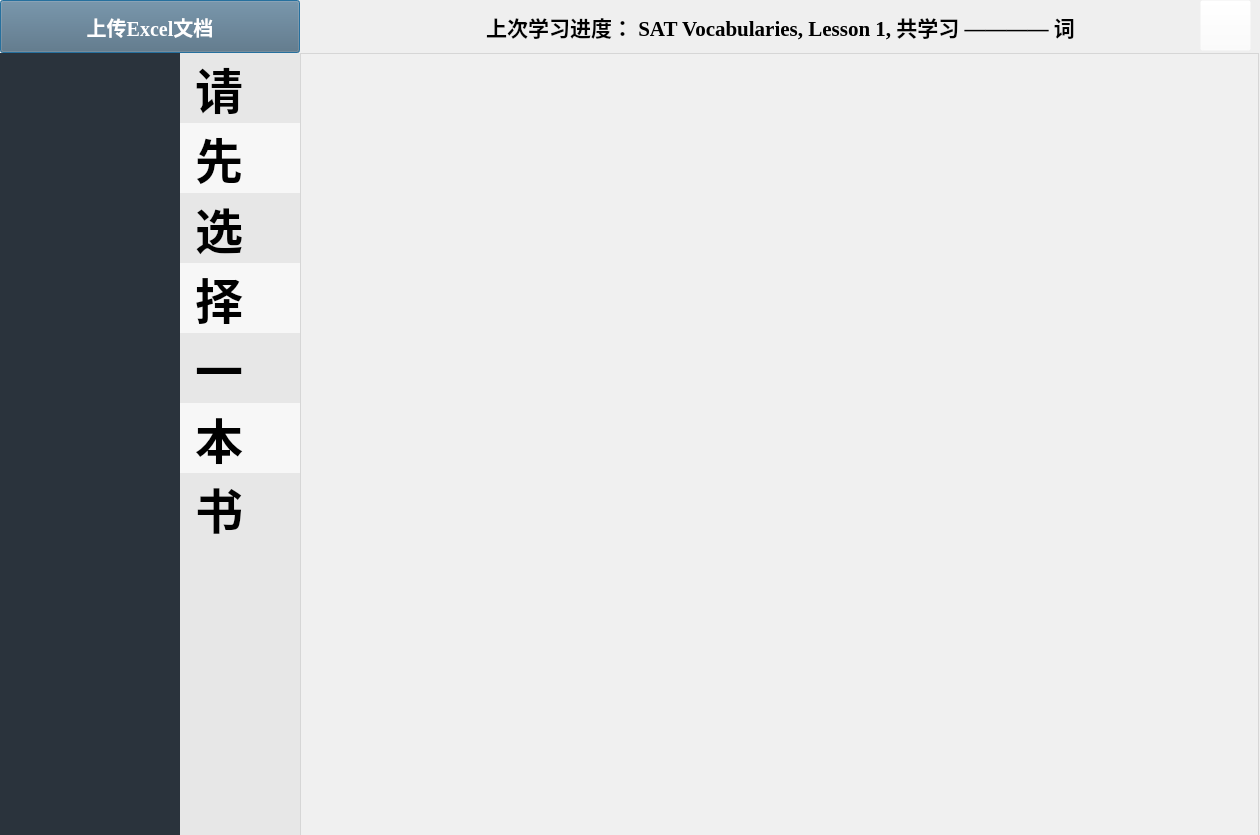
The window that PyQt5_GUI/RemV_Package/pyFile/FirstGui_ChineseVersion.ui (ArmandXiao/RemV) describes before a commit, drawn with Qt 5.
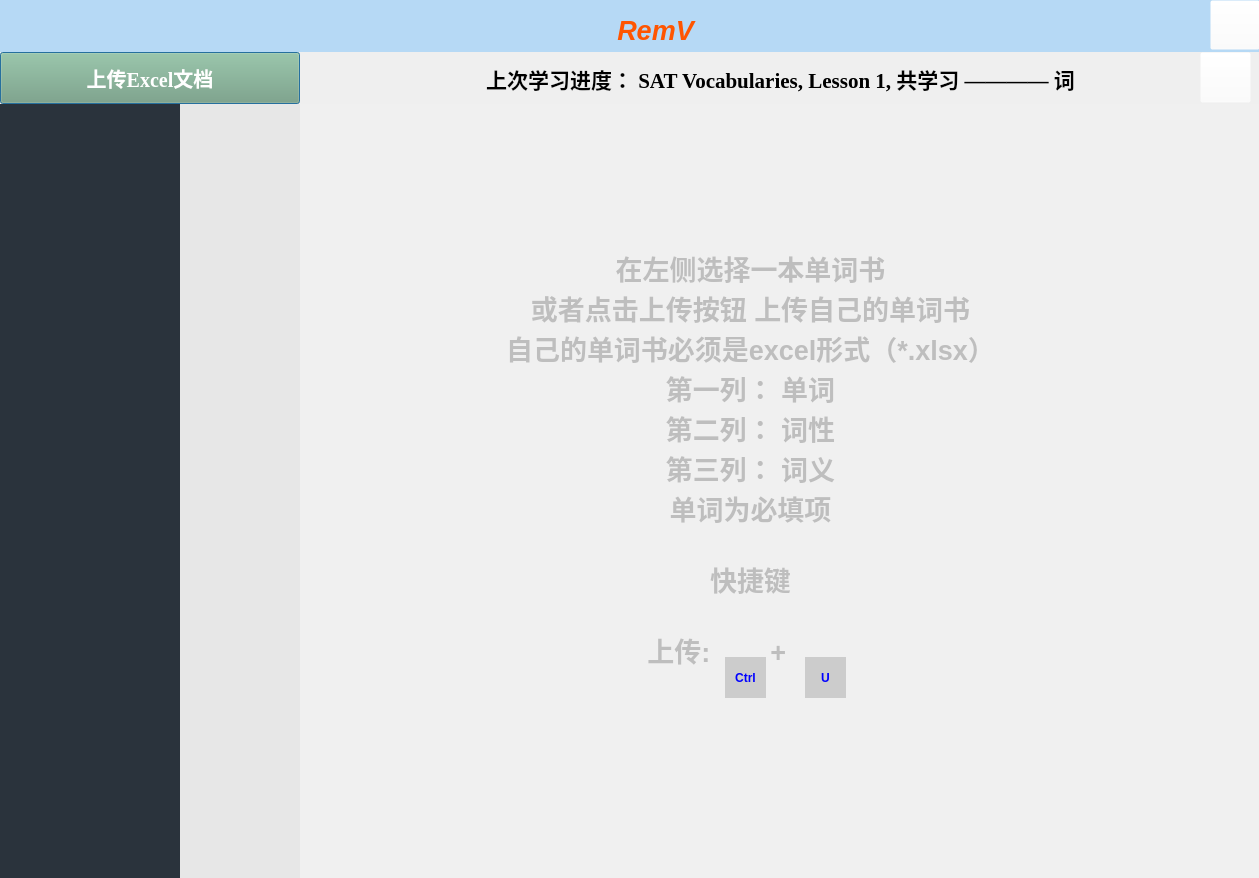
The same window after the commit.

Diff of the .ui file:
```diff
--- a/PyQt5_GUI/RemV_Package/pyFile/FirstGui_ChineseVersion.ui
+++ b/PyQt5_GUI/RemV_Package/pyFile/FirstGui_ChineseVersion.ui
@@ -6,8 +6,8 @@
    <rect>
     <x>0</x>
     <y>0</y>
-    <width>1260</width>
-    <height>835</height>
+    <width>1259</width>
+    <height>878</height>
    </rect>
   </property>
   <property name="tabletTracking">
@@ -41,10 +41,10 @@
       <x>0</x>
       <y>0</y>
       <width>1261</width>
-      <height>841</height>
+      <height>881</height>
      </rect>
     </property>
-    <layout class="QGridLayout" name="gridLayout" rowstretch="1,15" columnstretch="3,2,16">
+    <layout class="QGridLayout" name="gridLayout" rowstretch="2,2,30" columnstretch="3,2,16">
      <property name="sizeConstraint">
       <enum>QLayout::SetDefaultConstraint</enum>
      </property>
@@ -60,51 +60,7 @@
      <property name="spacing">
       <number>0</number>
      </property>
-     <item row="1" column="0">
-      <widget class="QListWidget" name="bookListWidget">
-       <property name="toolTip">
-        <string>BookList</string>
-       </property>
-       <property name="toolTipDuration">
-        <number>2</number>
-       </property>
-       <property name="autoFillBackground">
-        <bool>true</bool>
-       </property>
-       <property name="styleSheet">
-        <string notr="true">font: 75 12pt &quot;Times New Roman&quot;;
-font-style: bold;
-color:rgb(255, 255, 255);
-background: rgb(42, 51, 60)
-</string>
-       </property>
-       <property name="frameShape">
-        <enum>QFrame::NoFrame</enum>
-       </property>
-       <property name="frameShadow">
-        <enum>QFrame::Plain</enum>
-       </property>
-       <property name="alternatingRowColors">
-        <bool>false</bool>
-       </property>
-       <property name="isWrapping" stdset="0">
-        <bool>false</bool>
-       </property>
-       <property name="spacing">
-        <number>20</number>
-       </property>
-       <property name="viewMode">
-        <enum>QListView::ListMode</enum>
-       </property>
-       <property name="wordWrap">
-        <bool>true</bool>
-       </property>
-       <property name="sortingEnabled">
-        <bool>false</bool>
-       </property>
-      </widget>
-     </item>
-     <item row="0" column="2">
+     <item row="1" column="2">
       <widget class="QFrame" name="frame">
        <property name="frameShape">
         <enum>QFrame::NoFrame</enum>
@@ -173,7 +129,7 @@
        </widget>
       </widget>
      </item>
-     <item row="1" column="2">
+     <item row="2" column="2">
       <widget class="QStackedWidget" name="stackedWidget">
        <property name="enabled">
         <bool>true</bool>
@@ -189,7 +145,8 @@
         <bool>false</bool>
        </property>
        <property name="styleSheet">
-        <string notr="true"/>
+        <string notr="true">background-color: rgba(255,255,255,0);
+border-style: insert;</string>
        </property>
        <property name="frameShape">
         <enum>QFrame::NoFrame</enum>
@@ -460,10 +417,10 @@
              </colorrole>
              <colorrole role="Button">
               <brush brushstyle="SolidPattern">
-               <color alpha="80">
-                <red>240</red>
-                <green>240</green>
-                <blue>240</blue>
+               <color alpha="0">
+                <red>255</red>
+                <green>255</green>
+                <blue>255</blue>
                </color>
               </brush>
              </colorrole>
@@ -496,10 +453,10 @@
              </colorrole>
              <colorrole role="Window">
               <brush brushstyle="SolidPattern">
-               <color alpha="80">
-                <red>240</red>
-                <green>240</green>
-                <blue>240</blue>
+               <color alpha="0">
+                <red>255</red>
+                <green>255</green>
+                <blue>255</blue>
                </color>
               </brush>
              </colorrole>
@@ -525,10 +482,10 @@
              </colorrole>
              <colorrole role="Button">
               <brush brushstyle="SolidPattern">
-               <color alpha="80">
-                <red>240</red>
-                <green>240</green>
-                <blue>240</blue>
+               <color alpha="0">
+                <red>255</red>
+                <green>255</green>
+                <blue>255</blue>
                </color>
               </brush>
              </colorrole>
@@ -561,10 +518,10 @@
              </colorrole>
              <colorrole role="Window">
               <brush brushstyle="SolidPattern">
-               <color alpha="80">
-                <red>240</red>
-                <green>240</green>
-                <blue>240</blue>
+               <color alpha="0">
+                <red>255</red>
+                <green>255</green>
+                <blue>255</blue>
                </color>
               </brush>
              </colorrole>
@@ -590,10 +547,10 @@
              </colorrole>
              <colorrole role="Button">
               <brush brushstyle="SolidPattern">
-               <color alpha="80">
-                <red>240</red>
-                <green>240</green>
-                <blue>240</blue>
+               <color alpha="0">
+                <red>255</red>
+                <green>255</green>
+                <blue>255</blue>
                </color>
               </brush>
              </colorrole>
@@ -626,10 +583,10 @@
              </colorrole>
              <colorrole role="Window">
               <brush brushstyle="SolidPattern">
-               <color alpha="80">
-                <red>240</red>
-                <green>240</green>
-                <blue>240</blue>
+               <color alpha="0">
+                <red>255</red>
+                <green>255</green>
+                <blue>255</blue>
                </color>
               </brush>
              </colorrole>
@@ -710,10 +667,10 @@
              </colorrole>
              <colorrole role="Button">
               <brush brushstyle="SolidPattern">
-               <color alpha="80">
-                <red>240</red>
-                <green>240</green>
-                <blue>240</blue>
+               <color alpha="0">
+                <red>255</red>
+                <green>255</green>
+                <blue>255</blue>
                </color>
               </brush>
              </colorrole>
@@ -746,10 +703,10 @@
              </colorrole>
              <colorrole role="Window">
               <brush brushstyle="SolidPattern">
-               <color alpha="80">
-                <red>240</red>
-                <green>240</green>
-                <blue>240</blue>
+               <color alpha="0">
+                <red>255</red>
+                <green>255</green>
+                <blue>255</blue>
                </color>
               </brush>
              </colorrole>
@@ -775,10 +732,10 @@
              </colorrole>
              <colorrole role="Button">
               <brush brushstyle="SolidPattern">
-               <color alpha="80">
-                <red>240</red>
-                <green>240</green>
-                <blue>240</blue>
+               <color alpha="0">
+                <red>255</red>
+                <green>255</green>
+                <blue>255</blue>
                </color>
               </brush>
              </colorrole>
@@ -811,10 +768,10 @@
              </colorrole>
              <colorrole role="Window">
               <brush brushstyle="SolidPattern">
-               <color alpha="80">
-                <red>240</red>
-                <green>240</green>
-                <blue>240</blue>
+               <color alpha="0">
+                <red>255</red>
+                <green>255</green>
+                <blue>255</blue>
                </color>
               </brush>
              </colorrole>
@@ -840,10 +797,10 @@
              </colorrole>
              <colorrole role="Button">
               <brush brushstyle="SolidPattern">
-               <color alpha="80">
-                <red>240</red>
-                <green>240</green>
-                <blue>240</blue>
+               <color alpha="0">
+                <red>255</red>
+                <green>255</green>
+                <blue>255</blue>
                </color>
               </brush>
              </colorrole>
@@ -876,10 +833,10 @@
              </colorrole>
              <colorrole role="Window">
               <brush brushstyle="SolidPattern">
-               <color alpha="80">
-                <red>240</red>
-                <green>240</green>
-                <blue>240</blue>
+               <color alpha="0">
+                <red>255</red>
+                <green>255</green>
+                <blue>255</blue>
                </color>
               </brush>
              </colorrole>
@@ -1424,10 +1381,10 @@
              </colorrole>
              <colorrole role="Button">
               <brush brushstyle="SolidPattern">
-               <color alpha="80">
-                <red>240</red>
-                <green>240</green>
-                <blue>240</blue>
+               <color alpha="0">
+                <red>255</red>
+                <green>255</green>
+                <blue>255</blue>
                </color>
               </brush>
              </colorrole>
@@ -1460,10 +1417,10 @@
              </colorrole>
              <colorrole role="Window">
               <brush brushstyle="SolidPattern">
-               <color alpha="80">
-                <red>240</red>
-                <green>240</green>
-                <blue>240</blue>
+               <color alpha="0">
+                <red>255</red>
+                <green>255</green>
+                <blue>255</blue>
                </color>
               </brush>
              </colorrole>
@@ -1489,10 +1446,10 @@
              </colorrole>
              <colorrole role="Button">
               <brush brushstyle="SolidPattern">
-               <color alpha="80">
-                <red>240</red>
-                <green>240</green>
-                <blue>240</blue>
+               <color alpha="0">
+                <red>255</red>
+                <green>255</green>
+                <blue>255</blue>
                </color>
               </brush>
              </colorrole>
@@ -1525,10 +1482,10 @@
              </colorrole>
              <colorrole role="Window">
               <brush brushstyle="SolidPattern">
-               <color alpha="80">
-                <red>240</red>
-                <green>240</green>
-                <blue>240</blue>
+               <color alpha="0">
+                <red>255</red>
+                <green>255</green>
+                <blue>255</blue>
                </color>
               </brush>
              </colorrole>
@@ -1554,10 +1511,10 @@
              </colorrole>
              <colorrole role="Button">
               <brush brushstyle="SolidPattern">
-               <color alpha="80">
-                <red>240</red>
-                <green>240</green>
-                <blue>240</blue>
+               <color alpha="0">
+                <red>255</red>
+                <green>255</green>
+                <blue>255</blue>
                </color>
               </brush>
              </colorrole>
@@ -1590,10 +1547,10 @@
              </colorrole>
              <colorrole role="Window">
               <brush brushstyle="SolidPattern">
-               <color alpha="80">
-                <red>240</red>
-                <green>240</green>
-                <blue>240</blue>
+               <color alpha="0">
+                <red>255</red>
+                <green>255</green>
+                <blue>255</blue>
                </color>
               </brush>
              </colorrole>
@@ -1745,7 +1702,110 @@
         <property name="styleSheet">
          <string notr="true"/>
         </property>
-        <widget class="QFrame" name="frame_2">
+        <widget class="QWidget" name="verticalLayoutWidget">
+         <property name="geometry">
+          <rect>
+           <x>110</x>
+           <y>140</y>
+           <width>681</width>
+           <height>621</height>
+          </rect>
+         </property>
+         <layout class="QVBoxLayout" name="verticalLayout_5">
+          <item>
+           <widget class="QTextEdit" name="textEdit">
+            <property name="enabled">
+             <bool>false</bool>
+            </property>
+            <property name="html">
+             <string>&lt;!DOCTYPE HTML PUBLIC &quot;-//W3C//DTD HTML 4.0//EN&quot; &quot;http://www.w3.org/TR/REC-html40/strict.dtd&quot;&gt;
+&lt;html&gt;&lt;head&gt;&lt;meta name=&quot;qrichtext&quot; content=&quot;1&quot; /&gt;&lt;style type=&quot;text/css&quot;&gt;
+p, li { white-space: pre-wrap; }
+&lt;/style&gt;&lt;/head&gt;&lt;body style=&quot; font-family:'Times New Roman'; font-size:7.8pt; font-weight:600; font-style:normal;&quot;&gt;
+&lt;p align=&quot;center&quot; style=&quot; margin-top:0px; margin-bottom:0px; margin-left:0px; margin-right:0px; -qt-block-indent:0; text-indent:0px;&quot;&gt;&lt;span style=&quot; font-size:20pt;&quot;&gt;在左侧选择一本单词书&lt;/span&gt;&lt;/p&gt;
+&lt;p align=&quot;center&quot; style=&quot; margin-top:0px; margin-bottom:0px; margin-left:0px; margin-right:0px; -qt-block-indent:0; text-indent:0px;&quot;&gt;&lt;span style=&quot; font-size:20pt;&quot;&gt;或者点击上传按钮 上传自己的单词书&lt;/span&gt;&lt;/p&gt;
+&lt;p align=&quot;center&quot; style=&quot; margin-top:0px; margin-bottom:0px; margin-left:0px; margin-right:0px; -qt-block-indent:0; text-indent:0px;&quot;&gt;&lt;span style=&quot; font-size:20pt;&quot;&gt;自己的单词书必须是excel形式（*.xlsx）&lt;/span&gt;&lt;/p&gt;
+&lt;p align=&quot;center&quot; style=&quot; margin-top:0px; margin-bottom:0px; margin-left:0px; margin-right:0px; -qt-block-indent:0; text-indent:0px;&quot;&gt;&lt;span style=&quot; font-size:20pt;&quot;&gt;第一列： 单词&lt;/span&gt;&lt;/p&gt;
+&lt;p align=&quot;center&quot; style=&quot; margin-top:0px; margin-bottom:0px; margin-left:0px; margin-right:0px; -qt-block-indent:0; text-indent:0px;&quot;&gt;&lt;span style=&quot; font-size:20pt;&quot;&gt;第二列： 词性&lt;/span&gt;&lt;/p&gt;
+&lt;p align=&quot;center&quot; style=&quot; margin-top:0px; margin-bottom:0px; margin-left:0px; margin-right:0px; -qt-block-indent:0; text-indent:0px;&quot;&gt;&lt;span style=&quot; font-size:20pt;&quot;&gt;第三列： 词义&lt;/span&gt;&lt;/p&gt;
+&lt;p align=&quot;center&quot; style=&quot; margin-top:0px; margin-bottom:0px; margin-left:0px; margin-right:0px; -qt-block-indent:0; text-indent:0px;&quot;&gt;&lt;span style=&quot; font-size:20pt;&quot;&gt;单词为必填项&lt;/span&gt;&lt;/p&gt;
+&lt;p align=&quot;center&quot; style=&quot;-qt-paragraph-type:empty; margin-top:0px; margin-bottom:0px; margin-left:0px; margin-right:0px; -qt-block-indent:0; text-indent:0px; font-size:20pt;&quot;&gt;&lt;br /&gt;&lt;/p&gt;
+&lt;p align=&quot;center&quot; style=&quot; margin-top:0px; margin-bottom:0px; margin-left:0px; margin-right:0px; -qt-block-indent:0; text-indent:0px;&quot;&gt;&lt;span style=&quot; font-size:20pt;&quot;&gt;快捷键&lt;/span&gt;&lt;/p&gt;
+&lt;p align=&quot;center&quot; style=&quot;-qt-paragraph-type:empty; margin-top:0px; margin-bottom:0px; margin-left:0px; margin-right:0px; -qt-block-indent:0; text-indent:0px; font-size:20pt;&quot;&gt;&lt;br /&gt;&lt;/p&gt;
+&lt;p align=&quot;center&quot; style=&quot; margin-top:0px; margin-bottom:0px; margin-left:0px; margin-right:0px; -qt-block-indent:0; text-indent:0px;&quot;&gt;&lt;span style=&quot; font-size:20pt;&quot;&gt;上传:        +         &lt;/span&gt;&lt;/p&gt;&lt;/body&gt;&lt;/html&gt;</string>
+            </property>
+           </widget>
+          </item>
+         </layout>
+        </widget>
+        <widget class="QLabel" name="label_2">
+         <property name="geometry">
+          <rect>
+           <x>230</x>
+           <y>540</y>
+           <width>71</width>
+           <height>31</height>
+          </rect>
+         </property>
+         <property name="text">
+          <string/>
+         </property>
+        </widget>
+        <widget class="QToolButton" name="toolButton_2">
+         <property name="enabled">
+          <bool>false</bool>
+         </property>
+         <property name="geometry">
+          <rect>
+           <x>425</x>
+           <y>553</y>
+           <width>41</width>
+           <height>41</height>
+          </rect>
+         </property>
+         <property name="font">
+          <font>
+           <pointsize>9</pointsize>
+           <weight>75</weight>
+           <bold>true</bold>
+          </font>
+         </property>
+         <property name="styleSheet">
+          <string notr="true">background-color: rgb(204, 204, 204);
+color: blue;</string>
+         </property>
+         <property name="text">
+          <string>Ctrl</string>
+         </property>
+        </widget>
+        <widget class="QToolButton" name="toolButton_3">
+         <property name="enabled">
+          <bool>false</bool>
+         </property>
+         <property name="geometry">
+          <rect>
+           <x>505</x>
+           <y>553</y>
+           <width>41</width>
+           <height>41</height>
+          </rect>
+         </property>
+         <property name="font">
+          <font>
+           <pointsize>9</pointsize>
+           <weight>75</weight>
+           <bold>true</bold>
+          </font>
+         </property>
+         <property name="styleSheet">
+          <string notr="true">background-color: rgb(204, 204, 204);
+color: blue;</string>
+         </property>
+         <property name="text">
+          <string>U</string>
+         </property>
+        </widget>
+        <widget class="QFrame" name="frame_6">
          <property name="geometry">
           <rect>
            <x>0</x>
@@ -1764,125 +1824,15 @@
           <enum>QFrame::Raised</enum>
          </property>
         </widget>
+        <zorder>frame_6</zorder>
+        <zorder>verticalLayoutWidget</zorder>
+        <zorder>label_2</zorder>
+        <zorder>toolButton_2</zorder>
+        <zorder>toolButton_3</zorder>
        </widget>
       </widget>
      </item>
-     <item row="1" column="1">
-      <widget class="QListWidget" name="lessonListWidget">
-       <property name="font">
-        <font>
-         <family>Times New Roman</family>
-         <pointsize>12</pointsize>
-         <weight>50</weight>
-         <italic>false</italic>
-         <bold>false</bold>
-        </font>
-       </property>
-       <property name="autoFillBackground">
-        <bool>true</bool>
-       </property>
-       <property name="styleSheet">
-        <string notr="true">background-color: rgb(231, 231, 231)</string>
-       </property>
-       <property name="frameShape">
-        <enum>QFrame::NoFrame</enum>
-       </property>
-       <property name="frameShadow">
-        <enum>QFrame::Plain</enum>
-       </property>
-       <property name="alternatingRowColors">
-        <bool>true</bool>
-       </property>
-       <property name="spacing">
-        <number>10</number>
-       </property>
-       <item>
-        <property name="text">
-         <string> 请</string>
-        </property>
-        <property name="font">
-         <font>
-          <pointsize>36</pointsize>
-          <weight>75</weight>
-          <bold>true</bold>
-         </font>
-        </property>
-       </item>
-       <item>
-        <property name="text">
-         <string> 先</string>
-        </property>
-        <property name="font">
-         <font>
-          <pointsize>36</pointsize>
-          <weight>75</weight>
-          <bold>true</bold>
-         </font>
-        </property>
-       </item>
-       <item>
-        <property name="text">
-         <string> 选</string>
-        </property>
-        <property name="font">
-         <font>
-          <pointsize>36</pointsize>
-          <weight>75</weight>
-          <bold>true</bold>
-         </font>
-        </property>
-       </item>
-       <item>
-        <property name="text">
-         <string> 择</string>
-        </property>
-        <property name="font">
-         <font>
-          <pointsize>36</pointsize>
-          <weight>75</weight>
-          <bold>true</bold>
-         </font>
-        </property>
-       </item>
-       <item>
-        <property name="text">
-         <string> 一</string>
-        </property>
-        <property name="font">
-         <font>
-          <pointsize>36</pointsize>
-          <weight>75</weight>
-          <bold>true</bold>
-         </font>
-        </property>
-       </item>
-       <item>
-        <property name="text">
-         <string> 本</string>
-        </property>
-        <property name="font">
-         <font>
-          <pointsize>36</pointsize>
-          <weight>75</weight>
-          <bold>true</bold>
-         </font>
-        </property>
-       </item>
-       <item>
-        <property name="text">
-         <string> 书</string>
-        </property>
-        <property name="font">
-         <font>
-          <pointsize>36</pointsize>
-          <weight>75</weight>
-          <bold>true</bold>
-         </font>
-        </property>
-       </item>
-      </widget>
-     </item>
-     <item row="0" column="0" colspan="2">
+     <item row="1" column="0" colspan="2">
       <layout class="QVBoxLayout" name="verticalLayout_2">
        <property name="spacing">
         <number>0</number>
@@ -1917,9 +1867,8 @@
           <bool>false</bool>
          </property>
          <property name="styleSheet">
-          <string notr="true">background-color:rgb(87, 108, 124);
+          <string notr="true">background-color:rgb(121, 161, 121);
 	color: white;
-    border-color: green;
     font: bold 20px;
     min-width: 10em;</string>
          </property>
@@ -1951,6 +1900,131 @@
        </item>
       </layout>
      </item>
+     <item row="2" column="0">
+      <widget class="QListWidget" name="bookListWidget">
+       <property name="toolTip">
+        <string>BookList</string>
+       </property>
+       <property name="toolTipDuration">
+        <number>2</number>
+       </property>
+       <property name="autoFillBackground">
+        <bool>true</bool>
+       </property>
+       <property name="styleSheet">
+        <string notr="true">font: 75 12pt &quot;Times New Roman&quot;;
+font-style: bold;
+color:rgb(255, 255, 255);
+background: rgb(42, 51, 60)
+</string>
+       </property>
+       <property name="frameShape">
+        <enum>QFrame::NoFrame</enum>
+       </property>
+       <property name="frameShadow">
+        <enum>QFrame::Plain</enum>
+       </property>
+       <property name="alternatingRowColors">
+        <bool>false</bool>
+       </property>
+       <property name="isWrapping" stdset="0">
+        <bool>false</bool>
+       </property>
+       <property name="spacing">
+        <number>20</number>
+       </property>
+       <property name="viewMode">
+        <enum>QListView::ListMode</enum>
+       </property>
+       <property name="wordWrap">
+        <bool>true</bool>
+       </property>
+       <property name="sortingEnabled">
+        <bool>false</bool>
+       </property>
+      </widget>
+     </item>
+     <item row="2" column="1">
+      <widget class="QListWidget" name="lessonListWidget">
+       <property name="font">
+        <font>
+         <family>Times New Roman</family>
+         <pointsize>12</pointsize>
+         <weight>50</weight>
+         <italic>false</italic>
+         <bold>false</bold>
+        </font>
+       </property>
+       <property name="autoFillBackground">
+        <bool>true</bool>
+       </property>
+       <property name="styleSheet">
+        <string notr="true">background-color: rgb(231, 231, 231)</string>
+       </property>
+       <property name="frameShape">
+        <enum>QFrame::NoFrame</enum>
+       </property>
+       <property name="frameShadow">
+        <enum>QFrame::Plain</enum>
+       </property>
+       <property name="alternatingRowColors">
+        <bool>true</bool>
+       </property>
+       <property name="spacing">
+        <number>10</number>
+       </property>
+      </widget>
+     </item>
+     <item row="0" column="0" colspan="3">
+      <layout class="QGridLayout" name="gridLayout_2">
+       <item row="0" column="0">
+        <widget class="QWidget" name="widget" native="true">
+         <property name="styleSheet">
+          <string notr="true">background-color:rgb(182, 217, 245)</string>
+         </property>
+         <widget class="QToolButton" name="toolButton">
+          <property name="geometry">
+           <rect>
+            <x>1210</x>
+            <y>0</y>
+            <width>50</width>
+            <height>50</height>
+           </rect>
+          </property>
+          <property name="cursor">
+           <cursorShape>PointingHandCursor</cursorShape>
+          </property>
+          <property name="styleSheet">
+           <string notr="true">background-color: rgb(255,255,255,0)
+</string>
+          </property>
+          <property name="text">
+           <string/>
+          </property>
+          <property name="iconSize">
+           <size>
+            <width>30</width>
+            <height>30</height>
+           </size>
+          </property>
+         </widget>
+         <widget class="QLabel" name="label">
+          <property name="geometry">
+           <rect>
+            <x>500</x>
+            <y>10</y>
+            <width>311</width>
+            <height>41</height>
+           </rect>
+          </property>
+          <property name="text">
+           <string>&lt;html&gt;&lt;head/&gt;&lt;body&gt;&lt;p align=&quot;center&quot;&gt;&lt;span style=&quot; font-size:20pt; font-weight:600; font-style:italic; color:#ff5500;&quot;&gt;RemV&lt;/span&gt;&lt;/p&gt;&lt;/body&gt;&lt;/html&gt;</string>
+          </property>
+         </widget>
+        </widget>
+       </item>
+      </layout>
+     </item>
     </layout>
    </widget>
   </widget>
```
